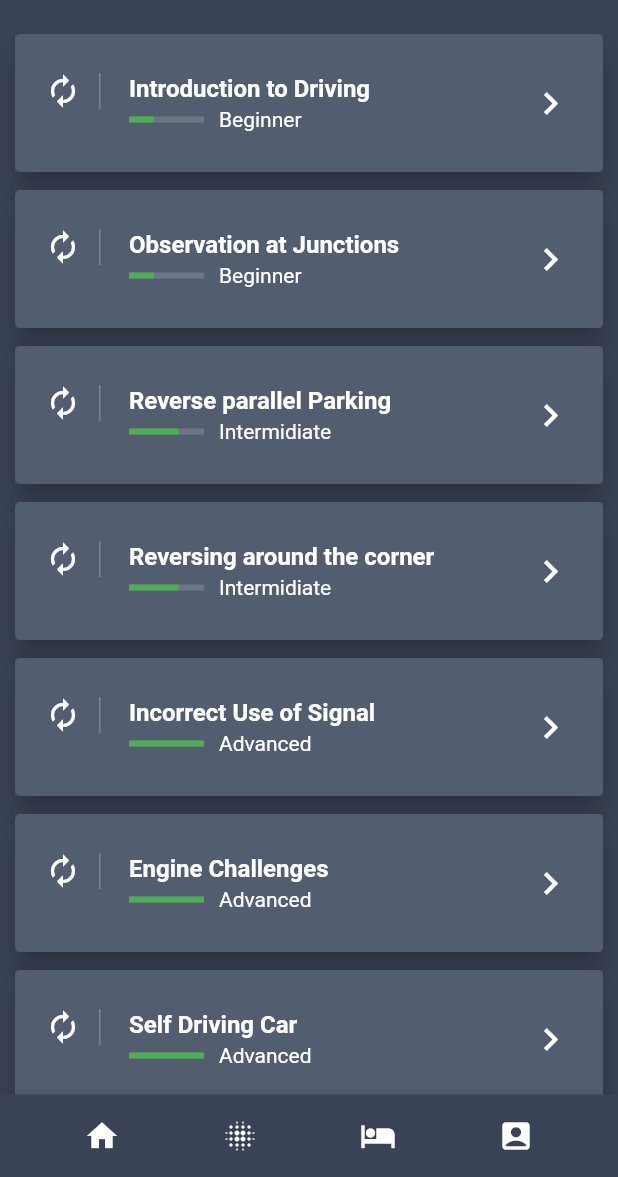
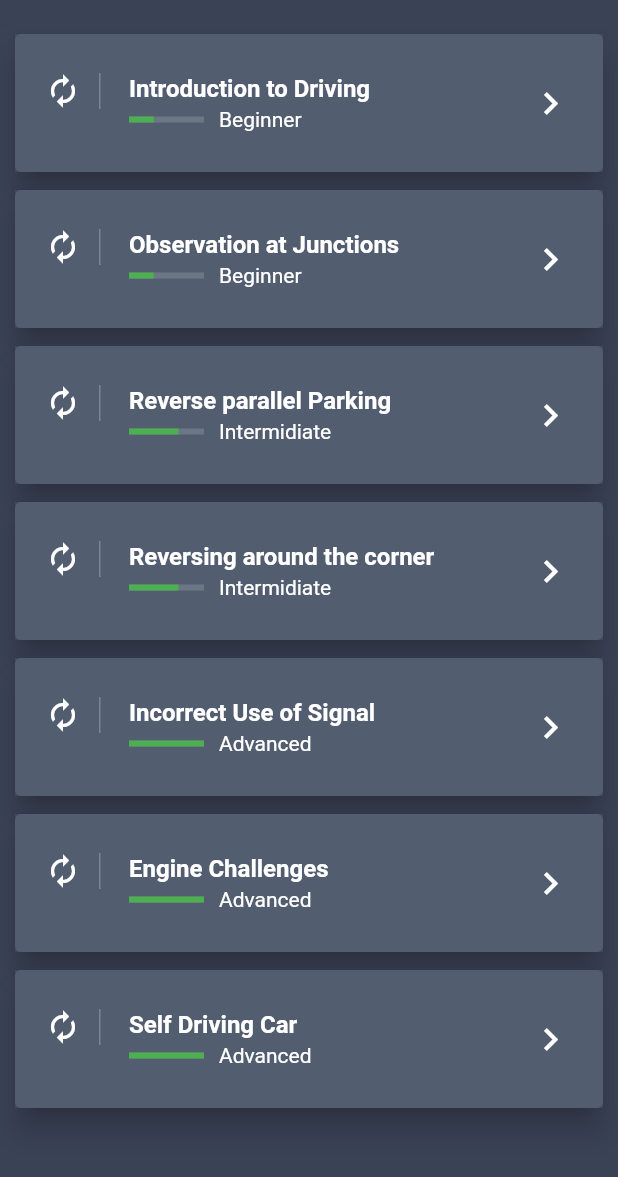
Before and after one commit to JoHwanhee/android-app, a Flutter app: the screen it shows after launch, on a phone screen of 412 x 824 dp, the part 59-1236 px from its top. Run offline on Flutter 3.47's test engine with Material 2 defaults, Android fonts, the phone set to English and light mode, and no system bars; our stand-ins replace fancy_bottom_navigation, flutter_markdown, shared_preferences.

Commit message:
Modify format of lecture

```diff
--- a/c_lecture/lib/const.dart
+++ b/c_lecture/lib/const.dart
@@ -1,5 +1,6 @@
 class Const {
     static const String LectureServerUrl = "https://amazing-jepsen-a459f1.netlify.com";
     static const String IndexJsonPath = "/index.json";
+    static const String TitleImagePath = "/title.jpg";
 
 }
--- a/c_lecture/lib/pages/list_page.dart
+++ b/c_lecture/lib/pages/list_page.dart
@@ -100,33 +100,7 @@ class _ListPageState extends State<ListPage> {
             ),
         );
 
-        final makeBottom = Container(
-            height: 55.0,
-            child: BottomAppBar(
-                color: Color.fromRGBO(58, 66, 86, 1.0),
-                child: Row(
-                    mainAxisAlignment: MainAxisAlignment.spaceEvenly,
-                    children: <Widget>[
-                        IconButton(
-                            icon: Icon(Icons.home, color: Colors.white),
-                            onPressed: () {},
-                        ),
-                        IconButton(
-                            icon: Icon(Icons.blur_on, color: Colors.white),
-                            onPressed: () {},
-                        ),
-                        IconButton(
-                            icon: Icon(Icons.hotel, color: Colors.white),
-                            onPressed: () {},
-                        ),
-                        IconButton(
-                            icon: Icon(Icons.account_box, color: Colors.white),
-                            onPressed: () {},
-                        )
-                    ],
-                ),
-            ),
-        );
+
         final topAppBar = AppBar(
             elevation: 0.1,
             backgroundColor: Color.fromRGBO(58, 66, 86, 1.0),
@@ -143,7 +117,7 @@ class _ListPageState extends State<ListPage> {
             backgroundColor: Color.fromRGBO(58, 66, 86, 1.0),
             appBar: topAppBar,
             body: makeBody,
-            bottomNavigationBar: makeBottom,
+
         );
     }
 }
--- a/c_lecture/lib/screen/detail_screen.dart
+++ b/c_lecture/lib/screen/detail_screen.dart
@@ -1,3 +1,4 @@
+import 'package:c_lecture/const.dart';
 import 'package:c_lecture/pages/list_page.dart';
 import 'package:flutter/material.dart';
 
@@ -40,7 +41,7 @@ class DetailPage extends StatelessWidget {
                         pinned: true,
                         flexibleSpace: FlexibleSpaceBar(
                             title: Text(lesson.title),
-                            background: Image.network('https://mblogthumb-phinf.pstatic.net/MjAxODA1MDVfMTQg/MDAxNTI1NTMyMDE0OTAy.Y2Kks89wfLEb0RE5asO0NoH6an6cJH0OT92jeeZK6pgg.CQYa8UNPGHk2hW5BAy2V8toWQ2lKCEs7TzHZrikX8gIg.JPEG.comeinto_/output_2405482813.jpg?type=w800',
+                            background: Image.network(Const.LectureServerUrl + Const.TitleImagePath,
                                 fit: BoxFit.cover
                             ),
 
```
Also changed, not shown: c_lecture/lib/model/lectures.dart (+9 -1 lines), www/index.json (+57 -14 lines).
